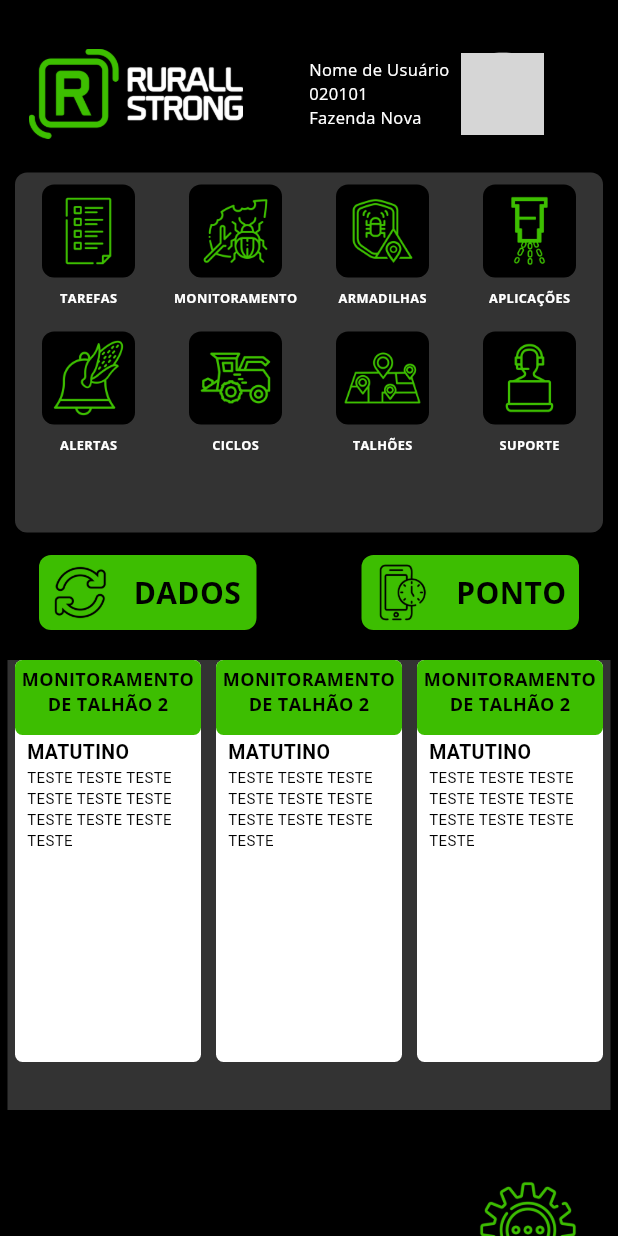
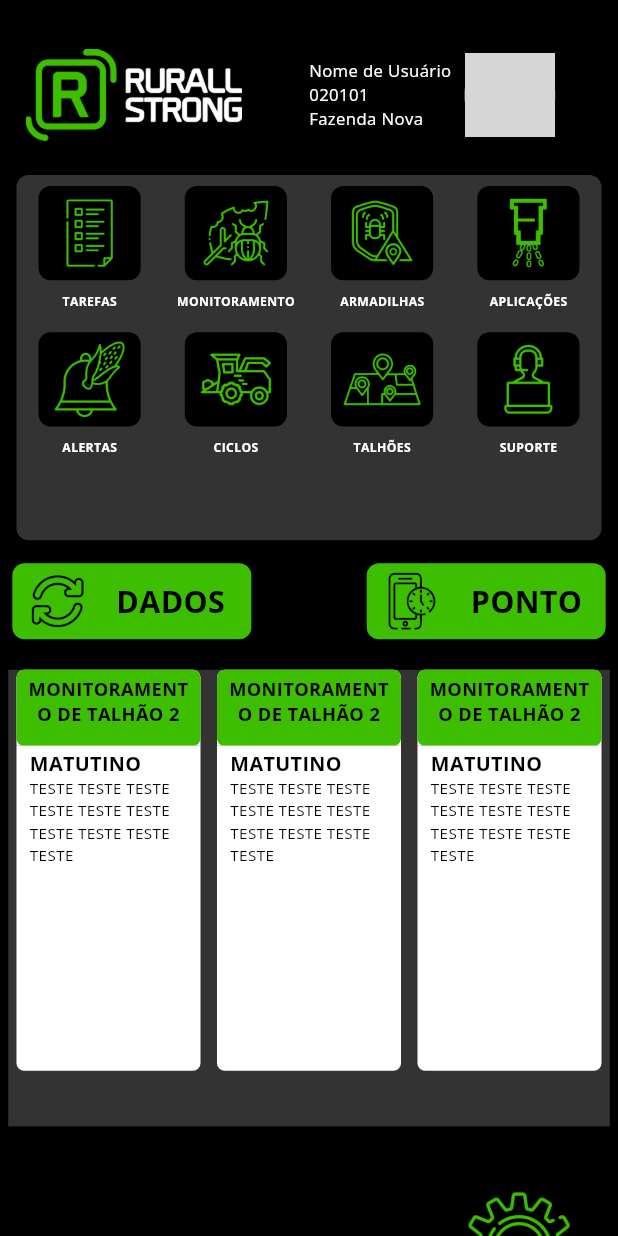
Before and after one commit to juliaevangelista/rurallstrongmobile, a Flutter app: the screen it shows once a user with an empty profile is signed in, on a phone screen of 412 x 824 dp. Run offline on Flutter 3.47's test engine with Material 3 defaults, Android fonts, the light colour scheme and no system bars; our stand-ins replace cloud_firestore, firebase_auth, firebase_core, firebase_database, firebase_storage, flutter_datetime_picker_plus and 3 more; accounts and stored records are empty; network calls fail; Roboto replaces fonts that are missing (Helvetica, Times New Roman); grey boxes are pictures that could not be loaded.

Commit message:
responsividade na tela inicial

```diff
--- a/lib/main.dart
+++ b/lib/main.dart
@@ -2,6 +2,7 @@ import 'package:cloud_firestore/cloud_firestore.dart';
 import 'package:firebase_auth/firebase_auth.dart';
 import 'package:firebase_core/firebase_core.dart';
 import 'package:flutter/material.dart';
+import 'package:flutter_screenutil/flutter_screenutil.dart';
 import 'package:rurallstrong/telas/inicio_tela.dart';
 import 'package:rurallstrong/telas/login/login_tela.dart';
 import 'package:rurallstrong/firebase_options.dart';
@@ -18,27 +19,34 @@ class MainApp extends StatelessWidget {
 
   @override
   Widget build(BuildContext context) {
+    return ScreenUtilInit(
+      designSize: Size(375, 812), // Tamanho de design base (exemplo: iPhone X)
+      minTextAdapt: true,
+      splitScreenMode: true,
+      builder: (context, child) {
         return MaterialApp(
           title: 'Rural Strong',
           theme: ThemeData(
             primarySwatch: Colors.green,
             textTheme: TextTheme(
-          bodyText1: TextStyle(fontFamily: 'OpenSans'),
-          bodyText2: TextStyle(fontFamily: 'OpenSans'),
-          headline1: TextStyle(fontFamily: 'OpenSans'),
-          headline2: TextStyle(fontFamily: 'OpenSans'),
-          headline3: TextStyle(fontFamily: 'OpenSans'),
-          headline4: TextStyle(fontFamily: 'OpenSans'),
-          headline5: TextStyle(fontFamily: 'OpenSans'),
-          headline6: TextStyle(fontFamily: 'OpenSans'),
-          subtitle1: TextStyle(fontFamily: 'OpenSans'),
-          subtitle2: TextStyle(fontFamily: 'OpenSans'),
-          caption: TextStyle(fontFamily: 'OpenSans'),
-          button: TextStyle(fontFamily: 'OpenSans'),
-          overline: TextStyle(fontFamily: 'OpenSans'),
+              bodyText1: TextStyle(fontFamily: 'OpenSans', fontSize: 14.sp),
+              bodyText2: TextStyle(fontFamily: 'OpenSans', fontSize: 12.sp),
+              headline1: TextStyle(fontFamily: 'OpenSans', fontSize: 24.sp),
+              headline2: TextStyle(fontFamily: 'OpenSans', fontSize: 22.sp),
+              headline3: TextStyle(fontFamily: 'OpenSans', fontSize: 20.sp),
+              headline4: TextStyle(fontFamily: 'OpenSans', fontSize: 18.sp),
+              headline5: TextStyle(fontFamily: 'OpenSans', fontSize: 16.sp),
+              headline6: TextStyle(fontFamily: 'OpenSans', fontSize: 14.sp),
+              subtitle1: TextStyle(fontFamily: 'OpenSans', fontSize: 16.sp),
+              subtitle2: TextStyle(fontFamily: 'OpenSans', fontSize: 14.sp),
+              caption: TextStyle(fontFamily: 'OpenSans', fontSize: 12.sp),
+              button: TextStyle(fontFamily: 'OpenSans', fontSize: 14.sp),
+              overline: TextStyle(fontFamily: 'OpenSans', fontSize: 10.sp),
             ),
           ),
           home: const RoteadorTela(),
+        );
+      },
     );
   }
 }
@@ -50,13 +58,13 @@ class RoteadorTela extends StatelessWidget {
   Widget build(BuildContext context) {
     return StreamBuilder<User?>(
       stream: FirebaseAuth.instance.userChanges(),
-      builder: ((context, snapshot) {
+      builder: (context, snapshot) {
         if (snapshot.hasData) {
           return InicioTela();
         } else {
           return const LoginTela();
         }
-      }),
+      },
     );
   }
 }
--- a/lib/telas/inicio_tela.dart
+++ b/lib/telas/inicio_tela.dart
@@ -1,4 +1,5 @@
 import 'package:flutter/material.dart';
+import 'package:flutter_screenutil/flutter_screenutil.dart';
 import 'package:rurallstrong/telas/armadilhas/armadilhas_tela.dart';
 import 'package:rurallstrong/telas/config/configuracao_tela.dart';
 import 'package:rurallstrong/telas/dados_tela.dart';
@@ -18,8 +19,7 @@ class ButtonData {
 class InicioTela extends StatelessWidget {
   final List<ButtonData> buttons = [
     ButtonData('TAREFAS', 'assets/icon-tarefas.png', TarefasTela()),
-    ButtonData(
-        'MONITORAMENTO', 'assets/icon-monitoramento.png', ProducaoTela()),
+    ButtonData('MONITORAMENTO', 'assets/icon-monitoramento.png', ProducaoTela()),
     ButtonData('ARMADILHAS', 'assets/icon-armadilhas.png', ArmadilhaTela()),
     ButtonData('APLICAÇÕES', 'assets/icon-aplicacoes.png', TelaTeste()),
     ButtonData('ALERTAS', 'assets/icon-alertas.png', TelaTeste()),
@@ -52,8 +52,8 @@ class InicioTela extends StatelessWidget {
       children: [
         Expanded(
           child: Container(
-            margin: EdgeInsets.fromLTRB(0, 25.0, 25, 0),
-            height: 60,
+            margin: EdgeInsets.fromLTRB(0.w, 25.0.h, 25.w, 0),
+            height: 60.h,
             alignment: Alignment.center,
             child: Image.asset(
               'assets/Ico-APP-Rurall-15.png',
@@ -63,7 +63,9 @@ class InicioTela extends StatelessWidget {
         ),
         Expanded(
           child: Container(
-              margin: EdgeInsets.only(top: 25.0), child: buildUserInfo()),
+            margin: EdgeInsets.only(top: 25.0.h),
+            child: buildUserInfo()
+          ),
         ),
       ],
     );
@@ -79,26 +81,26 @@ class InicioTela extends StatelessWidget {
               'Nome de Usuário',
               style: TextStyle(
                 color: Colors.white,
-                fontSize: 11,
+                fontSize: 11.sp,
               ),
             ),
             Text(
               '020101',
               style: TextStyle(
                 color: Colors.white,
-                fontSize: 11,
+                fontSize: 11.sp,
               ),
             ),
             Text(
               'Fazenda Nova',
               style: TextStyle(
                 color: Colors.white,
-                fontSize: 11,
+                fontSize: 11.sp,
               ),
             ),
           ],
         ),
-        SizedBox(width: 7),
+        SizedBox(width: 7.w),
         buildUserAvatar(),
       ],
     );
@@ -106,15 +108,15 @@ class InicioTela extends StatelessWidget {
 
   Widget buildUserAvatar() {
     return Container(
-      margin: EdgeInsets.fromLTRB(1.0, 10.0, 10.0, 10.0),
-      width: 55,
-      height: 55,
+      margin: EdgeInsets.fromLTRB(1.0.w, 10.0.h, 10.0.w, 10.0.h),
+      width: 55.w,
+      height: 55.h,
       decoration: BoxDecoration(
         color: Colors.grey,
-        borderRadius: BorderRadius.circular(25),
+        borderRadius: BorderRadius.circular(25.r),
       ),
       child: ClipRRect(
-        borderRadius: BorderRadius.circular(10),
+        borderRadius: BorderRadius.circular(10.r),
         child: Image.network(
           'https://s2-techtudo.glbimg.com/L9wb1xt7tjjL-Ocvos-Ju0tVmfc=/0x0:1200x800/984x0/smart/filters:strip_icc()/i.s3.glbimg.com/v1/AUTH_08fbf48bc0524877943fe86e43087e7a/internal_photos/bs/2023/q/l/TIdfl2SA6J16XZAy56Mw/canvaai.png',
           fit: BoxFit.cover,
@@ -127,11 +129,11 @@ class InicioTela extends StatelessWidget {
     return Container(
       decoration: BoxDecoration(
         color: Color(0xFF333333),
-        borderRadius: BorderRadius.circular(8),
+        borderRadius: BorderRadius.circular(8.r),
       ),
-      height: 240.0,
-      margin: EdgeInsets.fromLTRB(10, 15, 10, 15),
-      padding: EdgeInsets.fromLTRB(0, 0, 0, 0),
+      height: 240.0.h,
+      margin: EdgeInsets.fromLTRB(10.w, 15.h, 10.w, 15.h),
+      padding: EdgeInsets.zero,
       child: GridView.builder(
         gridDelegate: SliverGridDelegateWithFixedCrossAxisCount(
           crossAxisCount: 4,
@@ -163,24 +165,24 @@ class InicioTela extends StatelessWidget {
           mainAxisAlignment: MainAxisAlignment.center,
           children: [
             Container(
-              width: 62,
-              height: 62,
+              width: 62.w,
+              height: 62.h,
               decoration: BoxDecoration(
                 color: Colors.black,
-                borderRadius: BorderRadius.circular(8),
+                borderRadius: BorderRadius.circular(8.r),
               ),
               child: Image.asset(
                 buttons[index].imagePath,
-                width: 40.0,
-                height: 40.0,
+                width: 40.0.w,
+                height: 40.0.h,
               ),
             ),
-            SizedBox(height: 8.0),
+            SizedBox(height: 8.0.h),
             Text(
               buttons[index].label,
               style: TextStyle(
                 color: Colors.white,
-                fontSize: 8.5,
+                fontSize: 8.sp,
                 fontWeight: FontWeight.bold,
               ),
             ),
@@ -205,7 +207,7 @@ class InicioTela extends StatelessWidget {
               );
             },
           ),
-          SizedBox(width: 70.0),
+          SizedBox(width: 70.0.w),
           _buildCustomButtonPontoDados(
             'assets/icon-ponto.png',
             'PONTO',
@@ -224,31 +226,31 @@ class InicioTela extends StatelessWidget {
   Widget _buildCustomButtonPontoDados(
       String imagePath, String text, VoidCallback onPressed) {
     return Container(
-      width: 145,
-      height: 50,
+      width: 145.w,
+      height: 50.h,
       decoration: BoxDecoration(
         color: Color.fromRGBO(61, 190, 1, 1),
-        borderRadius: BorderRadius.circular(8),
+        borderRadius: BorderRadius.circular(8.r),
       ),
       child: InkWell(
         splashColor: Colors.blue.withAlpha(30),
         onTap: onPressed,
         child: Padding(
-          padding: const EdgeInsets.all(0),
+          padding: EdgeInsets.zero,
           child: Row(
             mainAxisSize: MainAxisSize.min,
             children: [
               Image.asset(
                 imagePath,
-                width: 55.0,
-                height: 55.0,
+                width: 55.0.w,
+                height: 55.0.h,
               ),
-              SizedBox(width: 8.0),
+              SizedBox(width: 8.0.w),
               Text(
                 text,
                 style: TextStyle(
                   color: Colors.black,
-                  fontSize: 20.0,
+                  fontSize: 20.0.sp,
                   fontWeight: FontWeight.w800,
                 ),
               ),
@@ -261,9 +263,9 @@ class InicioTela extends StatelessWidget {
 
   Widget buildMonitoramento() {
     return Container(
-      margin: EdgeInsets.fromLTRB(5, 20, 5, 20),
+      margin: EdgeInsets.fromLTRB(5.w, 20.h, 5.w, 20.h),
       width: double.infinity,
-      height: 300,
+      height: 300.h,
       decoration: BoxDecoration(
         color: Color.fromRGBO(51, 51, 51, 1),
       ),
@@ -274,26 +276,26 @@ class InicioTela extends StatelessWidget {
         ),
         children: [
           buildContainer(
-              123,
-              300,
-              50,
-              300,
+              123.w,
+              300.h,
+              50.h,
+              300.h,
               'MONITORAMENTO DE TALHÃO 2',
               'MATUTINO',
               'TESTE TESTE TESTE TESTE TESTE TESTE TESTE TESTE TESTE TESTE'),
           buildContainer(
-              123,
-              300,
-              50,
-              300,
+              123.w,
+              300.h,
+              50.h,
+              300.h,
               'MONITORAMENTO DE TALHÃO 2',
               'MATUTINO',
               'TESTE TESTE TESTE TESTE TESTE TESTE TESTE TESTE TESTE TESTE'),
           buildContainer(
-              123,
-              300,
-              50,
-              300,
+              123.w,
+              300.h,
+              50.h,
+              300.h,
               'MONITORAMENTO DE TALHÃO 2',
               'MATUTINO',
               'TESTE TESTE TESTE TESTE TESTE TESTE TESTE TESTE TESTE TESTE'),
@@ -312,7 +314,7 @@ class InicioTela extends StatelessWidget {
     String textWhite,
   ) {
     return Container(
-      padding: EdgeInsets.fromLTRB(5, 0, 5, 0),
+      padding: EdgeInsets.fromLTRB(5.w, 0.h, 5.w, 0.h),
       width: width,
       height: height,
       child: Column(
@@ -321,8 +323,8 @@ class InicioTela extends StatelessWidget {
             decoration: BoxDecoration(
               color: Colors.white,
               borderRadius: BorderRadius.only(
-                topLeft: Radius.circular(5.0),
-                topRight: Radius.circular(5.0),
+                topLeft: Radius.circular(5.0.r),
+                topRight: Radius.circular(5.0.r),
               ),
             ),
             child: Container(
@@ -330,16 +332,16 @@ class InicioTela extends StatelessWidget {
               height: firstContainerHeight,
               decoration: BoxDecoration(
                 color: Color.fromRGBO(61, 190, 1, 1),
-                borderRadius: BorderRadius.circular(5),
+                borderRadius: BorderRadius.circular(5.r),
               ),
               child: Container(
-                padding: EdgeInsets.all(4),
+                padding: EdgeInsets.all(4.w),
                 child: Text(
                   textGreen,
                   textAlign: TextAlign.center,
                   style: TextStyle(
                     color: Colors.black,
-                    fontSize: 12,
+                    fontSize: 12.sp,
                     fontWeight: FontWeight.bold,
                   ),
                 ),
@@ -353,12 +355,12 @@ class InicioTela extends StatelessWidget {
               decoration: BoxDecoration(
                 color: Color.fromRGBO(255, 255, 255, 1),
                 borderRadius: BorderRadius.only(
-                  bottomLeft: Radius.circular(5.0),
-                  bottomRight: Radius.circular(5.0),
+                  bottomLeft: Radius.circular(5.0.r),
+                  bottomRight: Radius.circular(5.0.r),
                 ),
               ),
               child: Container(
-                padding: EdgeInsets.fromLTRB(8, 2, 8, 3),
+                padding: EdgeInsets.fromLTRB(8.w, 2.h, 8.w, 3.h),
                 child: Column(
                   children: [
                     Align(
@@ -368,8 +370,7 @@ class InicioTela extends StatelessWidget {
                         textAlign: TextAlign.start,
                         style: TextStyle(
                           color: Colors.black,
-                          fontSize: 13.0,
-                          fontFamily: 'Helvetica',
+                          fontSize: 13.0.sp,
                           fontWeight: FontWeight.bold,
                         ),
                       ),
@@ -377,9 +378,9 @@ class InicioTela extends StatelessWidget {
                     Text(
                       textWhite,
                       style: TextStyle(
-                          color: Colors.black,
-                          fontSize: 10.0,
-                          fontFamily: 'Times New Roman'),
+                        color: Colors.black,
+                        fontSize: 10.0.sp,
+                      ),
                     ),
                   ],
                 ),
@@ -396,8 +397,8 @@ class InicioTela extends StatelessWidget {
       mainAxisAlignment: MainAxisAlignment.end,
       children: [
         Container(
-          width: 120,
-          height: 120,
+          width: 120.w,
+          height: 120.h,
           child: ElevatedButton(
             style: ElevatedButton.styleFrom(
               backgroundColor: Colors.black,
--- a/pubspec.yaml
+++ b/pubspec.yaml
@@ -40,6 +40,7 @@ dependencies:
   firebase_storage: ^11.7.2
   flutter_datetime_picker_plus: ^2.2.0
   firebase_database: ^10.5.4
+  flutter_screenutil: ^5.9.3
 
 
   # The following adds the Cupertino Icons font to your application.
```
Also changed, not shown: pubspec.lock. Lines whose indentation alone changed are shown as unchanged.
